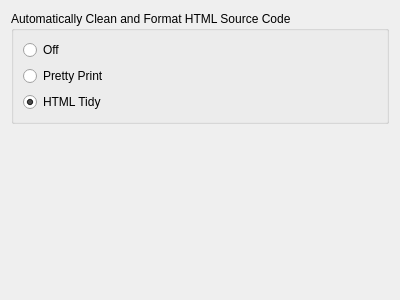
Above: src/Sigil/Form_Files/PCleanSourceWidget.ui from Sigil-Ebook/Sigil before the change. Below: the same form after it.
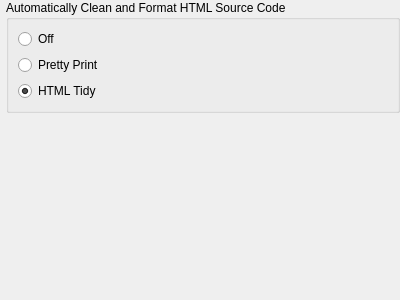
That is the form after the change.

Commit message: Fix alignment of preferences widgets to match parent dialog.

The edit to the form file:
```diff
--- a/src/Sigil/Form_Files/PCleanSourceWidget.ui
+++ b/src/Sigil/Form_Files/PCleanSourceWidget.ui
@@ -14,6 +14,18 @@
    <string>Clean Source</string>
   </property>
   <layout class="QVBoxLayout" name="verticalLayout">
+   <property name="leftMargin">
+    <number>6</number>
+   </property>
+   <property name="topMargin">
+    <number>0</number>
+   </property>
+   <property name="rightMargin">
+    <number>0</number>
+   </property>
+   <property name="bottomMargin">
+    <number>0</number>
+   </property>
    <item>
     <widget class="QGroupBox" name="groupBox">
      <property name="title">
```
The commit also changes 4 other files.
